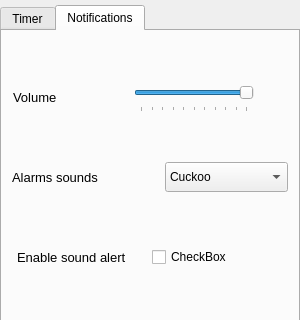
Before: the Qt Designer form ui/settingsdialog.ui in TiagoSBO/qt-pomodoro-timer, drawn with Qt 5.
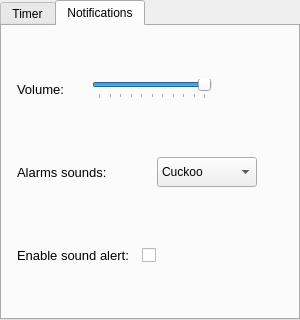
After: the same form once the commit is applied. Icons and pictures are not drawn.

Commit message: Feat(style): Create of the toggle button(checkbox) and adjustments to the layouts.

Patch:
```diff
--- a/ui/settingsdialog.ui
+++ b/ui/settingsdialog.ui
@@ -7,11 +7,11 @@
     <x>0</x>
     <y>0</y>
     <width>300</width>
-    <height>337</height>
+    <height>320</height>
    </rect>
   </property>
   <property name="sizePolicy">
-   <sizepolicy hsizetype="Fixed" vsizetype="Fixed">
+   <sizepolicy hsizetype="Expanding" vsizetype="Expanding">
     <horstretch>0</horstretch>
     <verstretch>0</verstretch>
    </sizepolicy>
@@ -25,7 +25,7 @@
   <property name="maximumSize">
    <size>
     <width>300</width>
-    <height>340</height>
+    <height>337</height>
    </size>
   </property>
   <property name="windowTitle">
@@ -56,7 +56,7 @@
       <bool>true</bool>
      </property>
      <property name="sizePolicy">
-      <sizepolicy hsizetype="Fixed" vsizetype="Preferred">
+      <sizepolicy hsizetype="Expanding" vsizetype="Expanding">
        <horstretch>0</horstretch>
        <verstretch>0</verstretch>
       </sizepolicy>
@@ -70,7 +70,7 @@
      <property name="maximumSize">
       <size>
        <width>300</width>
-       <height>310</height>
+       <height>500</height>
       </size>
      </property>
      <property name="tabPosition">
@@ -527,7 +527,7 @@
         <number>0</number>
        </property>
        <property name="sizeConstraint">
-        <enum>QLayout::SizeConstraint::SetMinimumSize</enum>
+        <enum>QLayout::SizeConstraint::SetNoConstraint</enum>
        </property>
        <property name="leftMargin">
         <number>0</number>
@@ -542,13 +542,38 @@
         <number>0</number>
        </property>
        <item>
-        <layout class="QGridLayout" name="layout_notifications" rowstretch="1,0,0,0,1,1" columnstretch="0,0" rowminimumheight="1,0,0,0,1,1" columnminimumwidth="0,0">
+        <widget class="QWidget" name="layout_notifications" native="true">
+         <property name="sizePolicy">
+          <sizepolicy hsizetype="Expanding" vsizetype="Expanding">
+           <horstretch>0</horstretch>
+           <verstretch>0</verstretch>
+          </sizepolicy>
+         </property>
+         <property name="maximumSize">
+          <size>
+           <width>400</width>
+           <height>400</height>
+          </size>
+         </property>
+         <layout class="QFormLayout" name="formLayout_5">
          <property name="sizeConstraint">
-          <enum>QLayout::SizeConstraint::SetMinimumSize</enum>
-         </property>
-         <property name="leftMargin">
+           <enum>QLayout::SizeConstraint::SetNoConstraint</enum>
+          </property>
+          <property name="fieldGrowthPolicy">
+           <enum>QFormLayout::FieldGrowthPolicy::FieldsStayAtSizeHint</enum>
+          </property>
+          <property name="rowWrapPolicy">
+           <enum>QFormLayout::RowWrapPolicy::WrapLongRows</enum>
+          </property>
+          <property name="horizontalSpacing">
           <number>5</number>
          </property>
+          <property name="verticalSpacing">
+           <number>0</number>
+          </property>
+          <property name="leftMargin">
+           <number>10</number>
+          </property>
          <property name="topMargin">
           <number>5</number>
          </property>
@@ -558,10 +583,140 @@
          <property name="bottomMargin">
           <number>5</number>
          </property>
+          <item row="0" column="0">
+           <widget class="QWidget" name="widget_volume" native="true">
+            <property name="sizePolicy">
+             <sizepolicy hsizetype="Expanding" vsizetype="Expanding">
+              <horstretch>0</horstretch>
+              <verstretch>0</verstretch>
+             </sizepolicy>
+            </property>
+            <property name="minimumSize">
+             <size>
+              <width>240</width>
+              <height>30</height>
+             </size>
+            </property>
+            <property name="maximumSize">
+             <size>
+              <width>300</width>
+              <height>30</height>
+             </size>
+            </property>
+            <layout class="QHBoxLayout" name="horizontalLayout_7">
+             <property name="sizeConstraint">
+              <enum>QLayout::SizeConstraint::SetNoConstraint</enum>
+             </property>
+             <property name="leftMargin">
+              <number>0</number>
+             </property>
+             <property name="topMargin">
+              <number>0</number>
+             </property>
+             <property name="rightMargin">
+              <number>0</number>
+             </property>
+             <property name="bottomMargin">
+              <number>0</number>
+             </property>
+             <item>
+              <layout class="QHBoxLayout" name="horizontalLayout_4" stretch="0,1,1">
          <property name="spacing">
+                <number>5</number>
+               </property>
+               <property name="sizeConstraint">
+                <enum>QLayout::SizeConstraint::SetNoConstraint</enum>
+               </property>
+               <property name="leftMargin">
+                <number>5</number>
+               </property>
+               <property name="topMargin">
+                <number>5</number>
+               </property>
+               <property name="rightMargin">
+                <number>5</number>
+               </property>
+               <property name="bottomMargin">
+                <number>5</number>
+               </property>
+               <item>
+                <widget class="QLabel" name="label_volume">
+                 <property name="sizePolicy">
+                  <sizepolicy hsizetype="Preferred" vsizetype="Preferred">
+                   <horstretch>0</horstretch>
+                   <verstretch>0</verstretch>
+                  </sizepolicy>
+                 </property>
+                 <property name="maximumSize">
+                  <size>
+                   <width>100</width>
+                   <height>40</height>
+                  </size>
+                 </property>
+                 <property name="font">
+                  <font>
+                   <pointsize>10</pointsize>
+                   <bold>false</bold>
+                  </font>
+                 </property>
+                 <property name="text">
+                  <string>Volume:</string>
+                 </property>
+                </widget>
+               </item>
+               <item>
+                <widget class="QSlider" name="volume_slider">
+                 <property name="sizePolicy">
+                  <sizepolicy hsizetype="Preferred" vsizetype="Preferred">
+                   <horstretch>0</horstretch>
+                   <verstretch>0</verstretch>
+                  </sizepolicy>
+                 </property>
+                 <property name="maximumSize">
+                  <size>
+                   <width>120</width>
+                   <height>50</height>
+                  </size>
+                 </property>
+                 <property name="maximum">
+                  <number>100</number>
+                 </property>
+                 <property name="value">
+                  <number>100</number>
+                 </property>
+                 <property name="orientation">
+                  <enum>Qt::Orientation::Horizontal</enum>
+                 </property>
+                 <property name="tickPosition">
+                  <enum>QSlider::TickPosition::TicksBelow</enum>
+                 </property>
+                 <property name="tickInterval">
           <number>0</number>
          </property>
-         <item row="4" column="1">
+                </widget>
+               </item>
+               <item>
+                <widget class="QLabel" name="label_setVolumeValue">
+                 <property name="maximumSize">
+                  <size>
+                   <width>30</width>
+                   <height>30</height>
+                  </size>
+                 </property>
+                 <property name="text">
+                  <string/>
+                 </property>
+                 <property name="alignment">
+                  <set>Qt::AlignmentFlag::AlignCenter</set>
+                 </property>
+                </widget>
+               </item>
+              </layout>
+             </item>
+            </layout>
+           </widget>
+          </item>
+          <item row="1" column="0">
           <widget class="QWidget" name="widget_soundAlarms" native="true">
            <property name="sizePolicy">
             <sizepolicy hsizetype="Expanding" vsizetype="Expanding">
@@ -569,15 +724,21 @@
              <verstretch>0</verstretch>
             </sizepolicy>
            </property>
+            <property name="minimumSize">
+             <size>
+              <width>250</width>
+              <height>30</height>
+             </size>
+            </property>
            <property name="maximumSize">
             <size>
-             <width>300</width>
-             <height>80</height>
-            </size>
-           </property>
-           <layout class="QVBoxLayout" name="verticalLayout_6" stretch="0">
-            <property name="spacing">
-             <number>0</number>
+              <width>250</width>
+              <height>50</height>
+             </size>
+            </property>
+            <layout class="QHBoxLayout" name="horizontalLayout_5">
+             <property name="sizeConstraint">
+              <enum>QLayout::SizeConstraint::SetNoConstraint</enum>
             </property>
             <property name="leftMargin">
              <number>0</number>
@@ -592,10 +753,13 @@
              <number>0</number>
             </property>
             <item>
-             <layout class="QHBoxLayout" name="layout_sound_alrms" stretch="0,0,0">
+              <layout class="QHBoxLayout" name="horizontalLayout_2" stretch="0,1,2">
               <property name="spacing">
                <number>0</number>
               </property>
+               <property name="sizeConstraint">
+                <enum>QLayout::SizeConstraint::SetNoConstraint</enum>
+               </property>
               <property name="leftMargin">
                <number>5</number>
               </property>
@@ -629,7 +793,7 @@
                  </font>
                 </property>
                 <property name="text">
-                 <string>Alarms sounds</string>
+                  <string>Alarms sounds:</string>
                 </property>
                </widget>
               </item>
@@ -667,9 +831,15 @@
                   <verstretch>0</verstretch>
                  </sizepolicy>
                 </property>
+                 <property name="minimumSize">
+                  <size>
+                   <width>0</width>
+                   <height>30</height>
+                  </size>
+                 </property>
                 <property name="maximumSize">
                  <size>
-                  <width>130</width>
+                   <width>100</width>
                   <height>30</height>
                  </size>
                 </property>
@@ -711,134 +881,7 @@
            </layout>
           </widget>
          </item>
-         <item row="0" column="1">
-          <widget class="QWidget" name="widget_volume" native="true">
-           <property name="sizePolicy">
-            <sizepolicy hsizetype="Expanding" vsizetype="Expanding">
-             <horstretch>0</horstretch>
-             <verstretch>0</verstretch>
-            </sizepolicy>
-           </property>
-           <property name="maximumSize">
-            <size>
-             <width>300</width>
-             <height>80</height>
-            </size>
-           </property>
-           <layout class="QVBoxLayout" name="verticalLayout_7">
-            <property name="spacing">
-             <number>0</number>
-            </property>
-            <property name="leftMargin">
-             <number>0</number>
-            </property>
-            <property name="topMargin">
-             <number>0</number>
-            </property>
-            <property name="rightMargin">
-             <number>0</number>
-            </property>
-            <property name="bottomMargin">
-             <number>0</number>
-            </property>
-            <item>
-             <layout class="QHBoxLayout" name="layout_volume" stretch="1,1,0">
-              <property name="spacing">
-               <number>0</number>
-              </property>
-              <property name="sizeConstraint">
-               <enum>QLayout::SizeConstraint::SetDefaultConstraint</enum>
-              </property>
-              <property name="leftMargin">
-               <number>5</number>
-              </property>
-              <property name="topMargin">
-               <number>5</number>
-              </property>
-              <property name="rightMargin">
-               <number>5</number>
-              </property>
-              <property name="bottomMargin">
-               <number>5</number>
-              </property>
-              <item>
-               <widget class="QLabel" name="label_volume">
-                <property name="sizePolicy">
-                 <sizepolicy hsizetype="Preferred" vsizetype="Preferred">
-                  <horstretch>0</horstretch>
-                  <verstretch>0</verstretch>
-                 </sizepolicy>
-                </property>
-                <property name="maximumSize">
-                 <size>
-                  <width>120</width>
-                  <height>40</height>
-                 </size>
-                </property>
-                <property name="font">
-                 <font>
-                  <pointsize>10</pointsize>
-                  <bold>false</bold>
-                 </font>
-                </property>
-                <property name="text">
-                 <string>Volume</string>
-                </property>
-               </widget>
-              </item>
-              <item>
-               <widget class="QSlider" name="volume_slider">
-                <property name="sizePolicy">
-                 <sizepolicy hsizetype="Preferred" vsizetype="Preferred">
-                  <horstretch>0</horstretch>
-                  <verstretch>0</verstretch>
-                 </sizepolicy>
-                </property>
-                <property name="maximumSize">
-                 <size>
-                  <width>120</width>
-                  <height>50</height>
-                 </size>
-                </property>
-                <property name="maximum">
-                 <number>100</number>
-                </property>
-                <property name="value">
-                 <number>100</number>
-                </property>
-                <property name="orientation">
-                 <enum>Qt::Orientation::Horizontal</enum>
-                </property>
-                <property name="tickPosition">
-                 <enum>QSlider::TickPosition::TicksBelow</enum>
-                </property>
-                <property name="tickInterval">
-                 <number>0</number>
-                </property>
-               </widget>
-              </item>
-              <item>
-               <widget class="QLabel" name="label">
-                <property name="maximumSize">
-                 <size>
-                  <width>30</width>
-                  <height>30</height>
-                 </size>
-                </property>
-                <property name="text">
-                 <string/>
-                </property>
-                <property name="alignment">
-                 <set>Qt::AlignmentFlag::AlignCenter</set>
-                </property>
-               </widget>
-              </item>
-             </layout>
-            </item>
-           </layout>
-          </widget>
-         </item>
-         <item row="5" column="1">
+          <item row="2" column="0">
           <widget class="QWidget" name="widget_soundAlert" native="true">
            <property name="sizePolicy">
             <sizepolicy hsizetype="Expanding" vsizetype="Expanding">
@@ -846,16 +889,25 @@
              <verstretch>0</verstretch>
             </sizepolicy>
            </property>
+            <property name="minimumSize">
+             <size>
+              <width>250</width>
+              <height>30</height>
+             </size>
+            </property>
            <property name="maximumSize">
             <size>
-             <width>300</width>
-             <height>80</height>
-            </size>
-           </property>
-           <layout class="QVBoxLayout" name="verticalLayout">
+              <width>250</width>
+              <height>30</height>
+             </size>
+            </property>
+            <layout class="QHBoxLayout" name="horizontalLayout_6">
             <property name="spacing">
              <number>0</number>
             </property>
+             <property name="sizeConstraint">
+              <enum>QLayout::SizeConstraint::SetNoConstraint</enum>
+             </property>
             <property name="leftMargin">
              <number>0</number>
             </property>
@@ -869,9 +921,12 @@
              <number>0</number>
             </property>
             <item>
-             <layout class="QHBoxLayout" name="layout_soundAlert" stretch="0,0">
+              <layout class="QHBoxLayout" name="horizontalLayout_3" stretch="0,0">
               <property name="spacing">
-               <number>0</number>
+                <number>10</number>
+               </property>
+               <property name="sizeConstraint">
+                <enum>QLayout::SizeConstraint::SetNoConstraint</enum>
               </property>
               <property name="leftMargin">
                <number>5</number>
@@ -899,7 +954,7 @@
                  </font>
                 </property>
                 <property name="text">
-                 <string>Enable sound alert</string>
+                  <string>Enable sound alert:</string>
                 </property>
                </widget>
               </item>
@@ -912,7 +967,7 @@
                  </size>
                 </property>
                 <property name="text">
-                 <string>CheckBox</string>
+                  <string/>
                 </property>
                </widget>
               </item>
@@ -922,6 +977,7 @@
           </widget>
          </item>
         </layout>
+        </widget>
        </item>
       </layout>
      </widget>
```
Left out of the diff: 243 changed lines with no effect on the pictures. Lines whose indentation alone changed are shown as unchanged. The commit also changes 9 other files.
